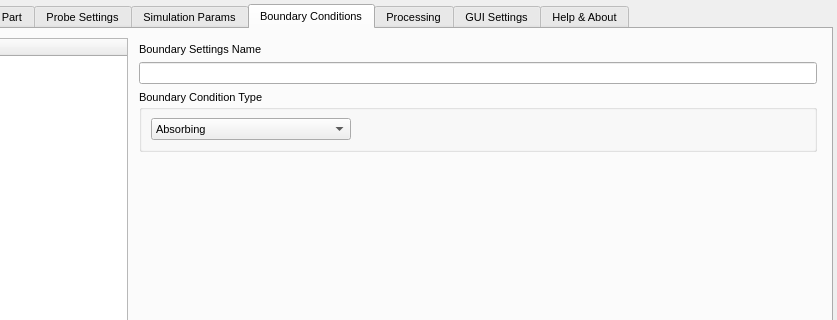
This is ui/dialog_OpenEMS_Simulation_Creator.ui in LubomirJagos42/FreeCAD-OpenEMS-Export as Qt 5 draws it before an edit; both pictures show x 575 to 1412 and y 0 to 320 of the 1412 by 757 pixel window. The edited form follows.
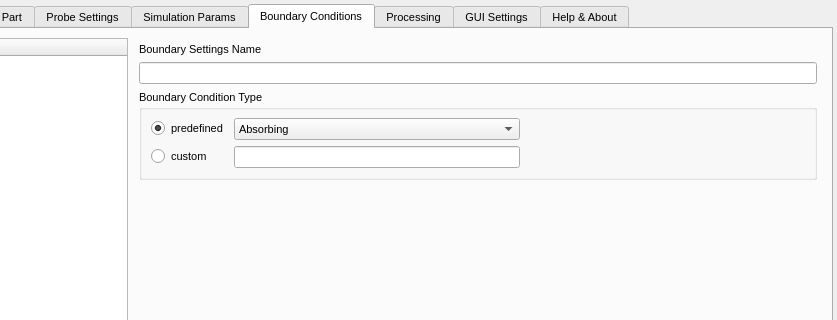
This is the edited form. The open tabs and pages were chosen to show the change.

Commit message: yesssss, finaly it generates emerge working simulations!!!

```diff
--- a/ui/dialog_OpenEMS_Simulation_Creator.ui
+++ b/ui/dialog_OpenEMS_Simulation_Creator.ui
@@ -7363,19 +7363,6 @@
                </property>
                <layout class="QGridLayout" name="gridLayout_26">
                 <item row="0" column="1">
-                 <spacer name="horizontalSpacer_52">
-                  <property name="orientation">
-                   <enum>Qt::Orientation::Horizontal</enum>
-                  </property>
-                  <property name="sizeHint" stdset="0">
-                   <size>
-                    <width>40</width>
-                    <height>20</height>
-                   </size>
-                  </property>
-                 </spacer>
-                </item>
-                <item row="0" column="0">
                  <widget class="QComboBox" name="boundaryConditionTypeCombobox">
                   <property name="minimumSize">
                    <size>
@@ -7408,6 +7395,39 @@
                   </item>
                  </widget>
                 </item>
+                <item row="0" column="0">
+                 <widget class="QRadioButton" name="boundaryConditionTypePredefinedRadio">
+                  <property name="text">
+                   <string>predefined</string>
+                  </property>
+                  <property name="checked">
+                   <bool>true</bool>
+                  </property>
+                 </widget>
+                </item>
+                <item row="0" column="2">
+                 <spacer name="horizontalSpacer_52">
+                  <property name="orientation">
+                   <enum>Qt::Orientation::Horizontal</enum>
+                  </property>
+                  <property name="sizeHint" stdset="0">
+                   <size>
+                    <width>40</width>
+                    <height>20</height>
+                   </size>
+                  </property>
+                 </spacer>
+                </item>
+                <item row="1" column="0">
+                 <widget class="QRadioButton" name="boundaryConditionTypeCustomRadio">
+                  <property name="text">
+                   <string>custom</string>
+                  </property>
+                 </widget>
+                </item>
+                <item row="1" column="1">
+                 <widget class="QLineEdit" name="boundaryConditionTypeCustomTextInput"/>
+                </item>
                </layout>
               </widget>
              </item>
```
The commit also changes 5 other files.
